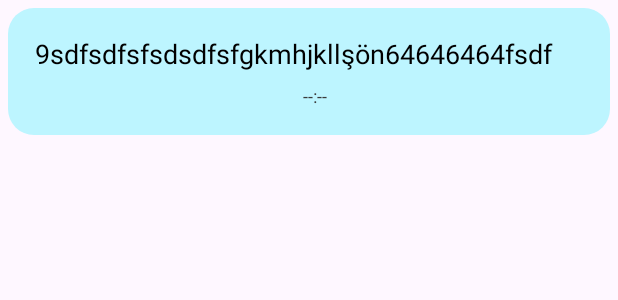
After one commit to Sedat-Uluisik/Note, an Android app: the layout layout_note_item.xml on its own in the app's theme, with its tools: preview values and no code run, on a phone screen of 412 x 824 dp. The commit adds this screen. Shown: the top 300 px of the screen. Run offline under Robolectric (Android 15) with nearby library versions, the phone set to English and light mode, and no system bars.

Commit message:
save note added

```diff
--- a/app/src/main/java/com/sedat/note/domain/repository/NoteRepository.kt
+++ b/app/src/main/java/com/sedat/note/domain/repository/NoteRepository.kt
@@ -1,4 +1,10 @@
 package com.sedat.note.domain.repository
 
+import com.sedat.note.domain.model.Note
+import com.sedat.note.util.Resource
+import kotlinx.coroutines.flow.Flow
+
 interface NoteRepository {
+    suspend fun saveNote(note: Note): Flow<Resource<Boolean>>
+    fun getMainNotes(): Flow<List<Note>>
 }
--- /dev/null
+++ b/app/src/main/res/drawable/ic_image_24.xml
@@ -0,0 +1,5 @@
+<vector android:height="24dp" android:tint="#65D05B"
+    android:viewportHeight="24" android:viewportWidth="24"
+    android:width="24dp" xmlns:android="http://schemas.android.com/apk/res/android">
+    <path android:fillColor="@android:color/white" android:pathData="M21,19V5c0,-1.1 -0.9,-2 -2,-2H5c-1.1,0 -2,0.9 -2,2v14c0,1.1 0.9,2 2,2h14c1.1,0 2,-0.9 2,-2zM8.5,13.5l2.5,3.01L14.5,12l4.5,6H5l3.5,-4.5z"/>
+</vector>
--- /dev/null
+++ b/app/src/main/res/drawable/ic_sub_note_24.xml
@@ -0,0 +1,5 @@
+<vector android:height="24dp" android:tint="#65D05B"
+    android:viewportHeight="24" android:viewportWidth="24"
+    android:width="24dp" xmlns:android="http://schemas.android.com/apk/res/android">
+    <path android:fillColor="@android:color/white" android:pathData="M19,15l-6,6 -1.42,-1.42L15.17,16H4V4h2v10h9.17l-3.59,-3.58L13,9l6,6z"/>
+</vector>
--- /dev/null
+++ b/app/src/main/res/drawable/note_item_back.xml
@@ -0,0 +1,5 @@
+<?xml version="1.0" encoding="utf-8"?>
+<shape xmlns:android="http://schemas.android.com/apk/res/android" android:shape="rectangle">
+    <solid android:color="#BDF5FF"/>
+    <corners android:radius="17dp"/>
+</shape>
--- /dev/null
+++ b/app/src/main/res/layout/layout_note_item.xml
@@ -0,0 +1,72 @@
+<?xml version="1.0" encoding="utf-8"?>
+<androidx.constraintlayout.widget.ConstraintLayout xmlns:android="http://schemas.android.com/apk/res/android"
+    android:layout_width="match_parent"
+    android:layout_height="wrap_content"
+    xmlns:tools="http://schemas.android.com/tools"
+    xmlns:app="http://schemas.android.com/apk/res-auto"
+    android:background="@drawable/note_item_back"
+    android:paddingStart="18sp"
+    android:paddingBottom="18sp"
+    android:paddingTop="18sp"
+    android:paddingEnd="10dp"
+    android:layout_margin="5dp">
+
+    <TextView
+        android:id="@+id/note_text"
+        android:layout_width="0dp"
+        android:layout_height="wrap_content"
+        android:gravity="start"
+        tools:text="9sdfsdfsfsdsdfsfgkmhjkllşön64646464fsdf"
+        android:textColor="@android:color/black"
+        android:textSize="18sp"
+        android:layout_marginEnd="3dp"
+        android:maxLength="100"
+        app:layout_constraintEnd_toStartOf="@+id/icons"
+        app:layout_constraintStart_toStartOf="parent"
+        app:layout_constraintTop_toTopOf="parent" />
+
+    <TextView
+        android:id="@+id/note_time_text"
+        android:layout_width="wrap_content"
+        android:layout_height="wrap_content"
+        android:layout_alignParentStart="true"
+        tools:text="--:--"
+        android:textColor="#393939"
+        android:textSize="12sp"
+        android:layout_marginTop="7dp"
+        app:layout_constraintBottom_toBottomOf="parent"
+        app:layout_constraintEnd_toEndOf="parent"
+        app:layout_constraintStart_toStartOf="parent"
+        app:layout_constraintTop_toBottomOf="@+id/note_text" />
+
+    <LinearLayout
+        android:id="@+id/icons"
+        android:layout_width="wrap_content"
+        android:layout_height="wrap_content"
+        android:orientation="vertical"
+        app:layout_constraintEnd_toEndOf="parent"
+        app:layout_constraintTop_toTopOf="parent">
+
+        <ImageView
+            android:id="@+id/hasSubNoteBtn"
+            android:layout_width="wrap_content"
+            android:layout_height="wrap_content"
+            android:src="@drawable/ic_sub_note_24"
+            android:visibility="gone"
+            app:layout_constraintEnd_toEndOf="parent"
+            app:layout_constraintTop_toTopOf="parent" />
+
+        <ImageView
+            android:id="@+id/hasImageFromNote"
+            android:layout_width="32dp"
+            android:layout_height="32dp"
+            android:layout_marginTop="10dp"
+            android:scaleType="centerCrop"
+            android:visibility="gone"
+            app:layout_constraintEnd_toEndOf="parent"
+            app:layout_constraintTop_toBottomOf="@+id/hasSubNoteBtn"
+            android:src="@drawable/ic_image_24" />
+
+    </LinearLayout>
+
+</androidx.constraintlayout.widget.ConstraintLayout>
--- a/app/src/main/res/values/strings.xml
+++ b/app/src/main/res/values/strings.xml
@@ -8,4 +8,5 @@
     <string name="back_btn">Back Button</string>
     <string name="save_btn">Save Button</string>
     <string name="title">Title</string>
+    <string name="note_saved_fail">Note Could Note Be Saved</string>
 </resources>
```
Also changed, not shown: app/src/main/java/com/sedat/note/data/di/AppModule.kt (+9 -0 lines), app/src/main/java/com/sedat/note/data/repository/NoteRepositoryImpl.kt (+35 -1 lines), app/src/main/java/com/sedat/note/domain/database/Dao.kt (+10 -0 lines), app/src/main/java/com/sedat/note/presentation/createnotefragment/CreateNoteFragment.kt (+45 -4 lines), app/src/main/java/com/sedat/note/presentation/createnotefragment/adapter/AdapterCreateNote.kt (added, +46 -0 lines), app/src/main/java/com/sedat/note/presentation/createnotefragment/viewmodel/ViewModelCreateNoteFragment.kt (+19 -1 lines), app/src/main/java/com/sedat/note/util/Resource.kt (added, +7 -0 lines), app/src/main/java/com/sedat/note/util/Util.kt (added, +21 -0 lines), app/src/main/res/layout/fragment_create_note.xml (+42 -37 lines).
